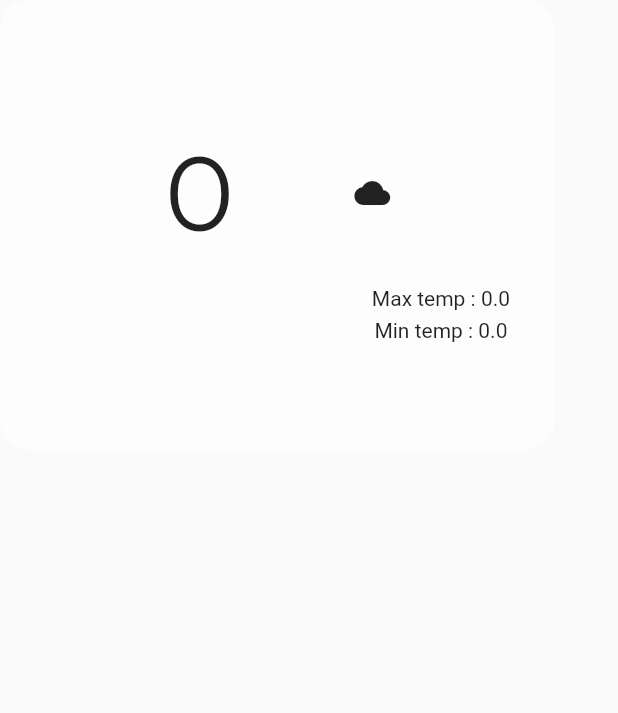
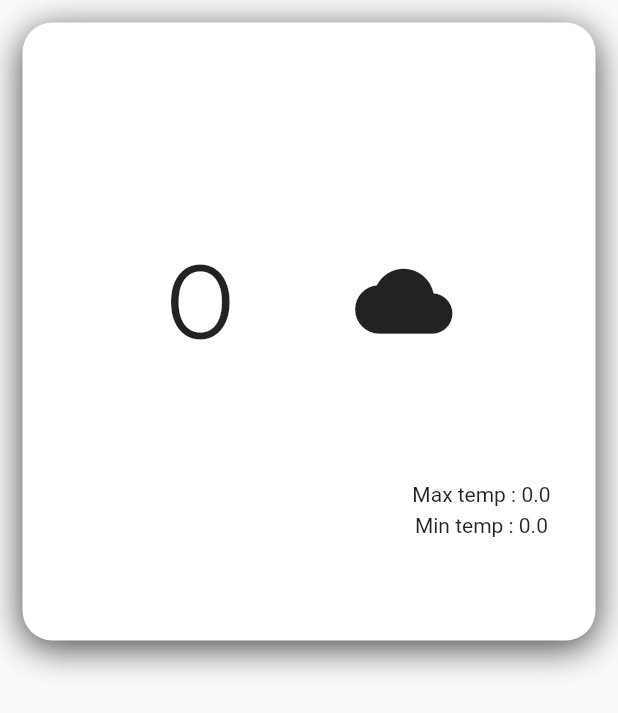
Before and after one commit to FlutterrBoy/weather-app-demo, a Flutter app: what cardWeather() shows on an empty page, opened directly with empty values, on a phone screen of 412 x 824 dp. Shown: the top 713 px of the screen. Run offline on Flutter 3.47's test engine with Material 2 defaults, Android fonts, the phone set to English and light mode, and no system bars; our stand-ins replace google_fonts; network calls fail.

Commit message:
therd commit

```diff
--- a/lib/reuseable/card_weather.dart
+++ b/lib/reuseable/card_weather.dart
@@ -2,15 +2,15 @@ import 'package:flutter/material.dart';
 import 'package:google_fonts/google_fonts.dart';
 
 class cardWeather extends StatefulWidget {
-  cardWeather({
-    super.key,
+  cardWeather(
+      {super.key,
       required this.countryName,
       required this.date,
       required this.avgTemp,
       required this.maxTemp,
       required this.minTemp,
       required this.weatherState,
-  });
+      required this.icon});
 
   String countryName;
   String date;
@@ -18,6 +18,7 @@ class cardWeather extends StatefulWidget {
   double maxTemp;
   double minTemp;
   String weatherState;
+  String icon;
 
   @override
   State<cardWeather> createState() => _cardWeatherState();
@@ -28,12 +29,20 @@ class _cardWeatherState extends State<cardWeather> {
   Widget build(BuildContext context) {
     return Container(
       padding: const EdgeInsets.all(15),
-      width: 370,
-      height: 300,
+      margin: const EdgeInsets.all(15),
+      height: MediaQuery.of(context).size.height / 2,
       decoration: BoxDecoration(
+        boxShadow: const [
+          BoxShadow(
+              color: Color.fromARGB(185, 0, 0, 0),
+              blurRadius: 20,
+              offset: Offset(0, 5))
+        ],
         borderRadius: BorderRadius.circular(20),
-          color: const Color.fromARGB(144, 255, 255, 255)),
-      child: Column(children: [
+        color: Colors.white,
+      ),
+      child:
+          Column(mainAxisAlignment: MainAxisAlignment.spaceEvenly, children: [
         Padding(
           padding: const EdgeInsets.all(2.0),
           child: Text(
@@ -63,9 +72,17 @@ class _cardWeatherState extends State<cardWeather> {
                 style: GoogleFonts.montserrat(fontSize: 70),
               ),
             ),
-            const Padding(
-              padding: EdgeInsets.only(left: 40),
-              child: Icon(Icons.cloud),
+            Padding(
+              padding: const EdgeInsets.only(left: 40),
+              child: Image.network(
+                widget.icon,
+                errorBuilder: (context, exception, stackTrace) {
+                  return const Icon(
+                    Icons.cloud,
+                    size: 65,
+                  );
+                },
+              ),
             ),
             //
             //
@@ -75,13 +92,19 @@ class _cardWeatherState extends State<cardWeather> {
         //
         ///
         //
-        const SizedBox(height: 20),
+        const SizedBox(height: 50),
         Row(
           mainAxisAlignment: MainAxisAlignment.spaceBetween,
           children: [
             Padding(
               padding: const EdgeInsets.only(left: 15),
-              child: Text(widget.weatherState),
+              child: Text(
+                widget.weatherState,
+                style: GoogleFonts.montserrat(
+                    fontSize: 25,
+                    color: Colors.black,
+                    fontWeight: FontWeight.normal),
+              ),
             ),
             Padding(
               padding: const EdgeInsets.only(right: 15),
@@ -94,7 +117,9 @@ class _cardWeatherState extends State<cardWeather> {
               ),
             ),
           ],
-        )
+        ),
+
+        const SizedBox(height: 25),
       ]),
     );
   }
```
Also changed, not shown: lib/pages/home_screen.dart (+14 -5 lines), lib/pages/search_page.dart (+4 -3 lines). Lines whose indentation alone changed are shown as unchanged.
